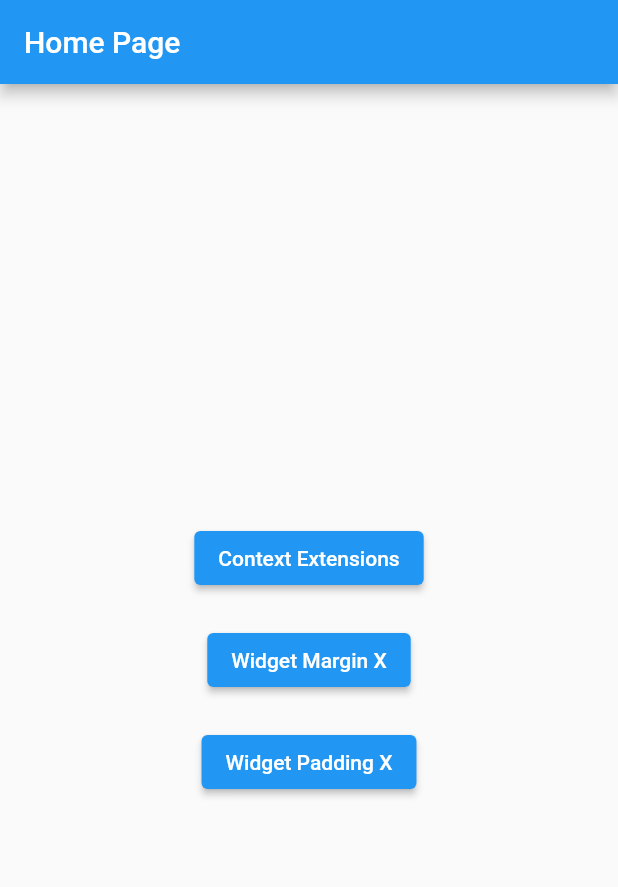
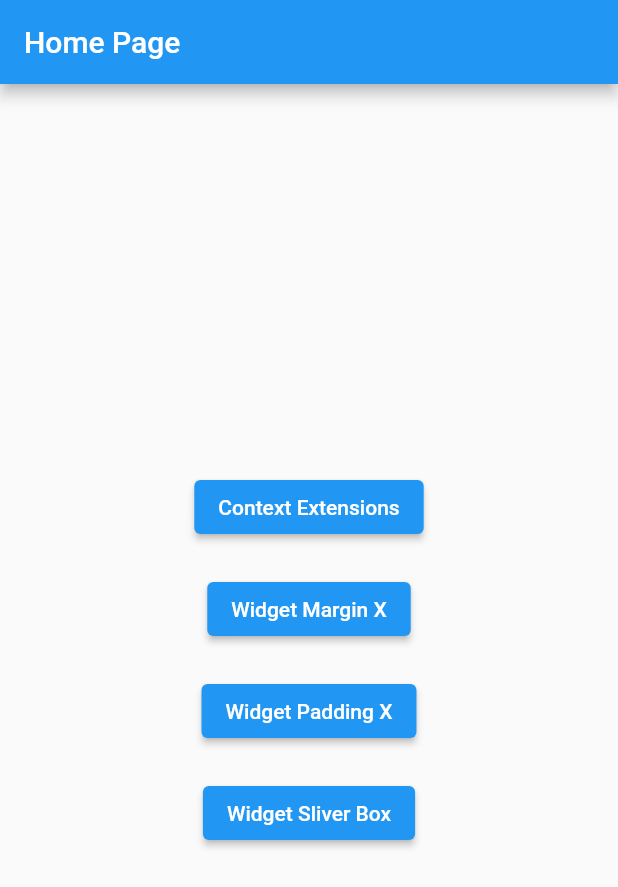
Before and after one commit to ElcioLS/adf_get_ui_utils, a Flutter app: the screen it shows after launch, on a phone screen of 412 x 824 dp. Shown: the top 887 px of the screen. Run offline on Flutter 3.47's test engine with Material 2 defaults, Android fonts, the light colour scheme and no system bars; our stand-ins replace get.

Commit message:
WidgetSliverBoxX

```diff
--- a/lib/main.dart
+++ b/lib/main.dart
@@ -2,6 +2,7 @@ import 'package:adf_get_ui_utils/pages/context_ext/context_ext_page.dart';
 import 'package:adf_get_ui_utils/pages/home_page.dart';
 import 'package:adf_get_ui_utils/pages/widget_margin_x/widget_margin_x_page.dart';
 import 'package:adf_get_ui_utils/pages/widget_padding_x/widget_padding_x_page.dart';
+import 'package:adf_get_ui_utils/pages/widget_sliver_box/widget_sliver_box_page.dart';
 import 'package:flutter/material.dart';
 import 'package:get/get.dart';
 
@@ -25,6 +26,9 @@ class MyApp extends StatelessWidget {
             name: '/widget_margin_x', page: () => const WidgetMarginXPage()),
         GetPage(
             name: '/widget_padding_x', page: () => const WidgetPaddingXPage()),
+        GetPage(
+            name: '/widget_sliver_box',
+            page: () => const WidgetSliverBoxPage()),
       ],
     );
   }
--- a/lib/pages/home_page.dart
+++ b/lib/pages/home_page.dart
@@ -34,6 +34,13 @@ class HomePage extends StatelessWidget {
               },
               child: const Text('Widget Padding X'),
             ),
+            const SizedBox(height: 20),
+            ElevatedButton(
+              onPressed: () {
+                Get.toNamed('/widget_sliver_box');
+              },
+              child: const Text('Widget Sliver Box'),
+            ),
           ],
         ),
       ),
```
Also changed, not shown: lib/pages/widget_sliver_box/widget_sliver_box_page.dart (added, +56 -0 lines).
